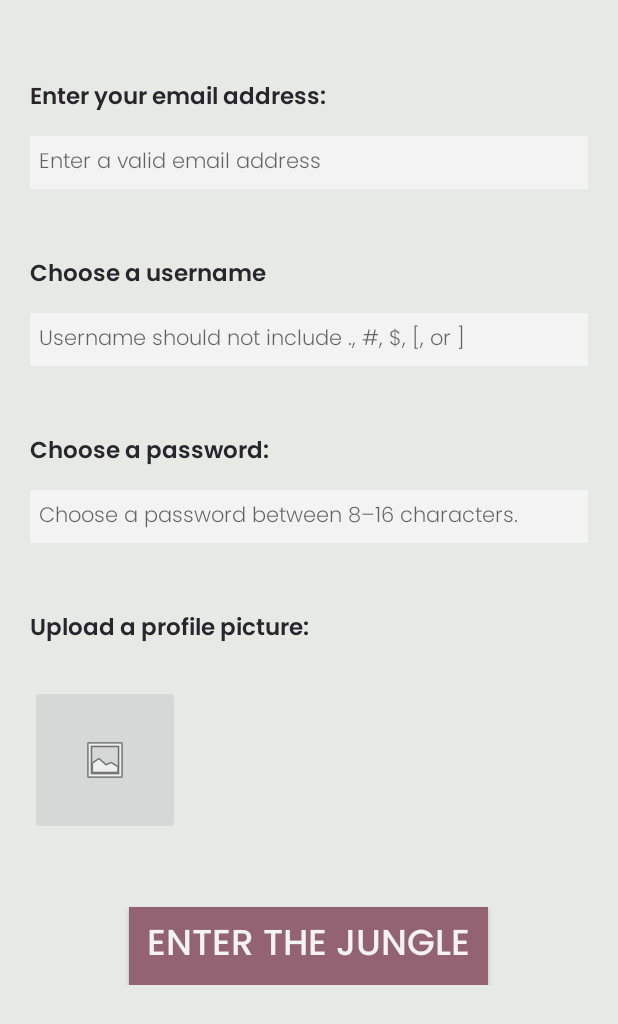
After one commit to mirandaday16/junglee, an Android app: the layout activity_new_account.xml on its own in the app's theme, with its tools: preview values and no code run, on a phone screen of 412 x 824 dp. The commit adds this screen. Shown: the top 1024 px of the screen. Run offline under Robolectric (Android 15) with nearby library versions, the light colour scheme and no system bars.

Commit message:
created layout xml for new account activity

```diff
--- /dev/null
+++ b/app/src/main/res/layout/activity_new_account.xml
@@ -0,0 +1,113 @@
+<?xml version="1.0" encoding="utf-8"?>
+<ScrollView xmlns:android="http://schemas.android.com/apk/res/android"
+    xmlns:app="http://schemas.android.com/apk/res-auto"
+    xmlns:tools="http://schemas.android.com/tools"
+    android:layout_width="match_parent"
+    android:layout_height="match_parent"
+    android:background="@color/colorSurface">
+
+    <LinearLayout
+        android:layout_width="match_parent"
+        android:layout_height="wrap_content"
+        android:background="@color/colorSurface"
+        android:orientation="vertical"
+        android:padding="20dp">
+
+        <TextView
+            android:id="@+id/emailPrompt"
+            android:layout_width="wrap_content"
+            android:layout_height="wrap_content"
+            android:paddingTop="32dp"
+            android:textSize="15sp"
+            android:text="@string/prompt_email"
+            style="@style/ActivityTitleDark" />
+
+        <EditText
+            android:id="@+id/emailInput"
+            android:layout_width="match_parent"
+            android:layout_height="wrap_content"
+            android:autofillHints=""
+            style="@style/Detail"
+            android:background="@color/colorSurfaceLight"
+            android:layout_marginVertical="12dp"
+            android:padding="6dp"
+            android:hint="@string/hint_email"
+            android:inputType="textEmailAddress"/>
+
+        <TextView
+            android:id="@+id/usernamePrompt"
+            android:layout_width="wrap_content"
+            android:layout_height="wrap_content"
+            android:paddingTop="32dp"
+            android:textSize="15sp"
+            android:text="@string/prompt_choose_username"
+            style="@style/ActivityTitleDark"/>
+
+        <EditText
+            android:id="@+id/usernameInput"
+            android:layout_width="match_parent"
+            android:layout_height="wrap_content"
+            android:autofillHints=""
+            style="@style/Detail"
+            android:background="@color/colorSurfaceLight"
+            android:layout_marginVertical="12dp"
+            android:padding="6dp"
+            android:hint="@string/hint_username"
+            android:inputType="textPersonName"
+            android:maxLength="16" />
+
+        <TextView
+            android:id="@+id/passwordPrompt"
+            android:layout_width="wrap_content"
+            android:layout_height="wrap_content"
+            android:paddingTop="32dp"
+            android:textSize="15sp"
+            android:text="@string/prompt_choose_password"
+            style="@style/ActivityTitleDark" />
+
+        <EditText
+            android:id="@+id/passwordInput"
+            android:layout_width="match_parent"
+            android:layout_height="wrap_content"
+            android:hint="@string/hint_password"
+            style="@style/Detail"
+            android:background="@color/colorSurfaceLight"
+            android:layout_marginVertical="12dp"
+            android:padding="6dp"
+            android:importantForAutofill="no"
+            android:inputType="textPassword"
+            android:maxLength="16" />
+
+        <TextView
+            android:id="@+id/photoPrompt"
+            android:layout_width="wrap_content"
+            android:layout_height="wrap_content"
+            android:paddingTop="32dp"
+            android:textSize="15sp"
+            android:text="@string/prompt_profile_pic"
+            style="@style/ActivityTitleDark" />
+
+        <ImageButton
+            android:id="@+id/imageButton"
+            android:layout_width="100dp"
+            android:layout_height="100dp"
+            android:layout_marginTop="24dp"
+            android:contentDescription="@string/add_a_profile_picture_button"
+            app:srcCompat="@android:drawable/ic_menu_gallery" />
+
+        <Button
+            android:id="@+id/saveButton"
+            style="@style/ButtonTextLight"
+            android:layout_width="wrap_content"
+            android:layout_height="match_parent"
+            android:layout_gravity="center"
+            android:layout_marginTop="48dp"
+            android:background="@color/colorSecondary"
+            android:paddingVertical="6dp"
+            android:paddingHorizontal="12dp"
+            android:text="@string/enter_the_jungle" />
+
+
+    </LinearLayout>
+
+</ScrollView>
--- a/app/src/main/res/layout/dialog_login.xml
+++ b/app/src/main/res/layout/dialog_login.xml
@@ -12,7 +12,6 @@
         android:layout_height="wrap_content"
         android:layout_gravity="center"
         android:text="@string/prompt_email_password"
-        android:textColor="@color/colorTextDark"
         android:textSize="15sp"
         android:layout_margin="32dp"/>
 
--- a/app/src/main/res/values/strings.xml
+++ b/app/src/main/res/values/strings.xml
@@ -5,12 +5,28 @@
     <string name="tagline_all_lower">grow your indoor jungle</string>
     <string name="log_in_all_caps">LOG IN</string>
     <string name="sign_up_all_caps">SIGN UP</string>
+    <string name="prompt_email_password">Enter your email address and password:</string>
+    <string name="email_address_caps">Email Address</string>
+    <string name="password_caps">Password</string>
+
+    <!--    New Account Activity-->
+    <string name="prompt_email">Enter your email address:</string>
+    <string name="prompt_choose_username">Choose a username</string>
+    <string name="prompt_choose_password">Choose a password:</string>
+    <string name="hint_password">Choose a password between 8–16 characters.</string>
+    <string name="hint_username">Username should not include ., #, $, [, or ]</string>
+    <string name="hint_email">Enter a valid email address</string>
+    <string name="prompt_profile_pic">Upload a profile picture:</string>
+    <string name="enter_the_jungle">Enter the Jungle</string>
+
 
     <!--    My Jungle Activity-->
     <string name="my_jungle_cap">My Jungle</string>
     <string name="plants_followers_default"># Plants | # Followers</string>
     <string name="plant_name_default">Plant Name</string>
     <string name="species_default">Species</string>
+    <string name="edit_profile_caps">Edit Profile</string>
+    <string name="log_out_caps">Log Out</string>
 
     <!--    Public Jungle Activity-->
     <string name="follow_caps">Follow</string>
@@ -42,11 +58,6 @@
     <string name="checklist_icon">checklist icon</string>
     <string name="my_jungle_icon">my jungle icon</string>
     <string name="plant_thumbnail_image_button">plant thumbnail image button</string>
-    <string name="edit_profile_caps">Edit Profile</string>
-    <string name="log_out_caps">Log Out</string>
-    <string name="prompt_email_password">Enter your email address and password:</string>
-    <string name="email_address_caps">Email Address</string>
-    <string name="password_caps">Password</string>
-
+    <string name="add_a_profile_picture_button">add a profile picture button</string>
 
 </resources>
```
